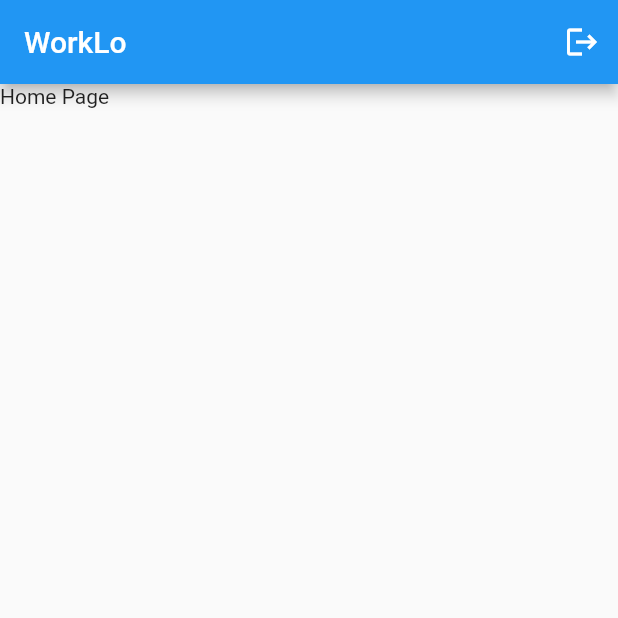
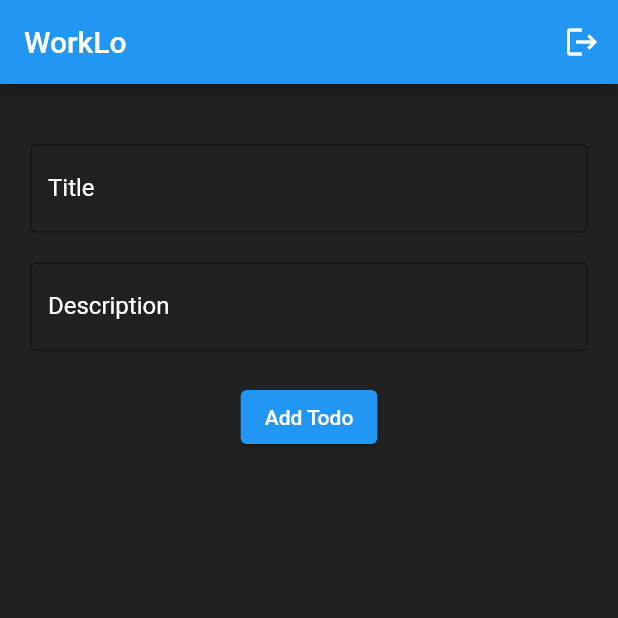
Before and after one commit to Janithpm/WorkLo, a Flutter app: the HomePage screen opened directly, on a phone screen of 412 x 824 dp, the top half of it. Run offline on Flutter 3.47's test engine with Material 2 defaults, Android fonts, the phone set to English and light mode, and no system bars; our stand-ins replace firebase_auth, firebase_core, google_sign_in; accounts and stored records are empty.

Commit message:
add todo ui started

```diff
--- /dev/null
+++ b/lib/pages/addtodo.dart
@@ -0,0 +1,56 @@
+import 'package:flutter/material.dart';
+
+class AddTodoPage extends StatefulWidget {
+  const AddTodoPage({Key? key}) : super(key: key);
+
+  @override
+  State<AddTodoPage> createState() => _AddTodoPageState();
+}
+
+class _AddTodoPageState extends State<AddTodoPage> {
+  @override
+  Widget build(BuildContext context) {
+    return Scaffold(
+      // appBar: AppBar(
+      //   title: const Text("Add Todo"),
+      // ),
+      body: Container(
+        color: Colors.black87,
+        padding: const EdgeInsets.all(20),
+        child: Column(
+          children: [
+            const SizedBox(
+              height: 20,
+            ),
+            TextFormField(
+              style: const TextStyle(color: Colors.white),
+              decoration: const InputDecoration(
+                labelText: "Title",
+                labelStyle: TextStyle(color: Colors.white),
+                border: OutlineInputBorder(),
+              ),
+            ),
+            const SizedBox(
+              height: 20,
+            ),
+            TextFormField(
+              style: const TextStyle(color: Colors.white),
+              decoration: const InputDecoration(
+                labelText: "Description",
+                labelStyle: TextStyle(color: Colors.white),
+                border: OutlineInputBorder(),
+              ),
+            ),
+            const SizedBox(
+              height: 20,
+            ),
+            ElevatedButton(
+              onPressed: () {},
+              child: const Text("Add Todo"),
+            ),
+          ],
+        ),
+      ),
+    );
+  }
+}
--- a/lib/pages/home.dart
+++ b/lib/pages/home.dart
@@ -1,6 +1,7 @@
 import 'package:flutter/material.dart';
 import 'package:flutter/src/foundation/key.dart';
 import 'package:flutter/src/widgets/framework.dart';
+import 'package:worklo/pages/addtodo.dart';
 import 'package:worklo/pages/signin.dart';
 
 import '../service/auth.dart';
@@ -40,7 +41,7 @@ class _HomePageState extends State<HomePage> {
           )
         ],
       ),
-      body: Text("Home Page"),
+      body: AddTodoPage(),
     );
   }
 }
```
